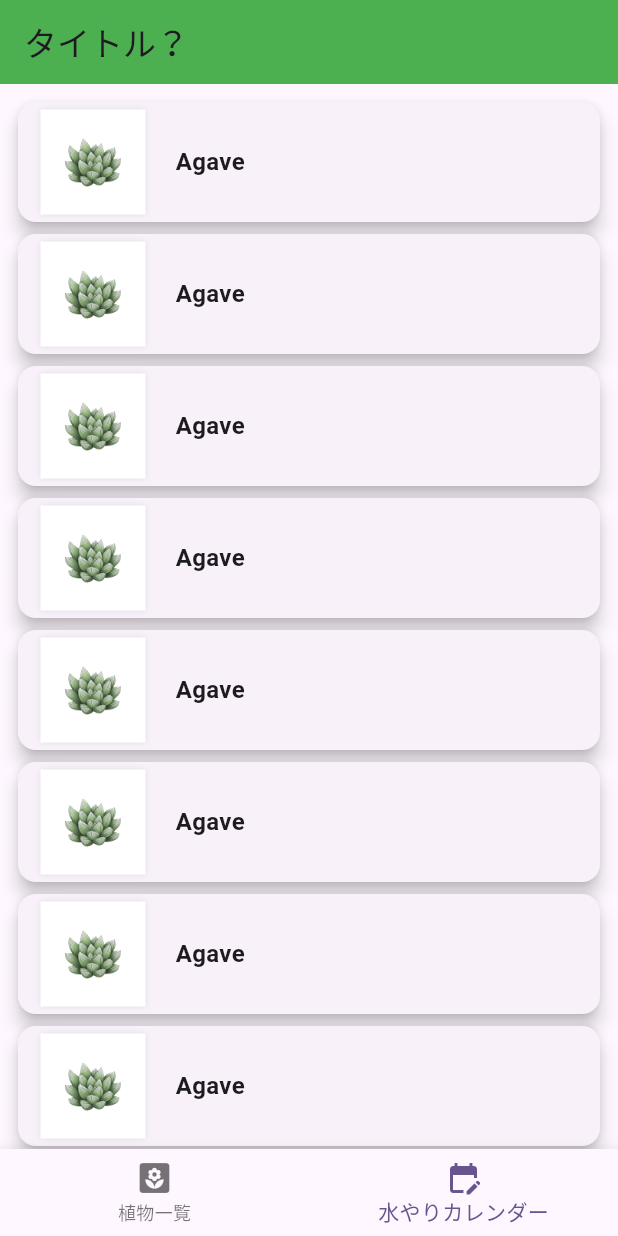
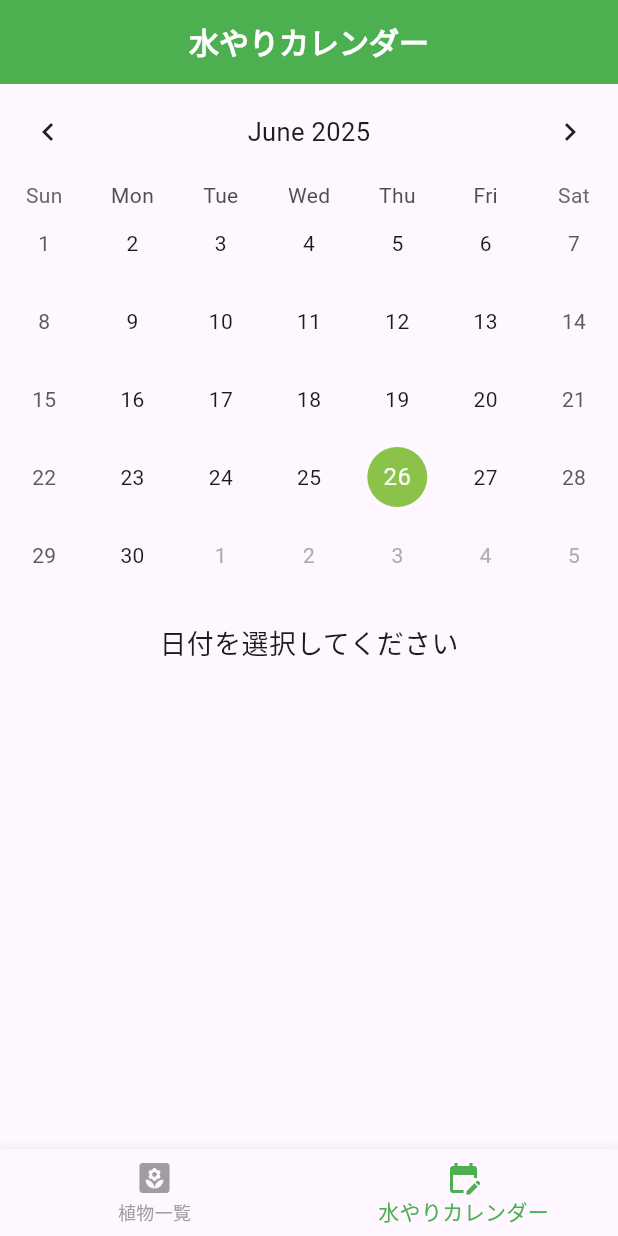
Before and after one commit to SHOGO0413/plants_app, a Flutter app: the screen it shows after launch, item 2 of the bottom bar chosen, on a phone screen of 412 x 824 dp. Run offline on Flutter 3.47's test engine with Material 3 defaults, Android fonts, the phone set to English and light mode, and no system bars; drawn by our look-alikes of table_calendar; our stand-ins replace flutter_riverpod, go_router, hooks_riverpod; missing offline and left inert: analyzer, custom_lint_builder.

Commit message:
カレンダー画面の追加

```diff
--- /dev/null
+++ b/lib/presentation/calendar/calendar_screen.dart
@@ -0,0 +1,96 @@
+import 'package:flutter/cupertino.dart';
+import 'package:flutter/material.dart';
+import 'package:go_router/go_router.dart';
+import 'package:hooks_riverpod/hooks_riverpod.dart';
+import 'package:plants_app/presentation/utils/calender_provider.dart';
+import 'package:plants_app/presentation/utils/navigation_providers.dart';
+import 'package:table_calendar/table_calendar.dart';
+
+class CalendarScreen extends ConsumerWidget {
+  const CalendarScreen({super.key});
+
+  @override
+  Widget build(BuildContext context, WidgetRef ref) {
+    // プロバイダーからカレンダーの状態とNotifierを取得
+    final calendarState = ref.watch(calendarProvider);
+    final calendarNotifier = ref.read(calendarProvider.notifier);
+
+    final bottomNavIndex = ref.watch(bottomNavIndexProvider);
+
+    return Scaffold(
+      appBar: AppBar(
+        backgroundColor: Colors.green,
+        title: const Text('水やりカレンダー'),
+        centerTitle: true,
+        titleTextStyle: const TextStyle(
+          color: Colors.white,
+          fontSize: 20,
+          fontWeight: FontWeight.bold,
+        ),
+      ),
+      body: Center(
+        child: Column(
+          children: [
+            TableCalendar(
+              firstDay: DateTime.utc(2020, 1, 1),
+              lastDay: DateTime.utc(2030, 12, 31),
+              focusedDay: calendarState.focusedDay, // プロバイダーから取得
+              calendarFormat: calendarState.calendarFormat, // プロバイダーから取得
+              selectedDayPredicate: (day) {
+                return isSameDay(calendarState.selectedDay, day); // プロバイダーから取得
+              },
+              onDaySelected: (selectedDay, focusedDay) {
+                calendarNotifier.setSelectedDay(selectedDay, focusedDay); // Notifierを使って状態を更新
+              },
+              onFormatChanged: (format) {
+                calendarNotifier.setCalendarFormat(format); // Notifierを使って状態を更新
+              },
+              onPageChanged: (focusedDay) {
+                calendarNotifier.setFocusedDay(focusedDay); // Notifierを使って状態を更新
+              },
+              calendarStyle: const CalendarStyle(
+                todayDecoration: BoxDecoration(
+                  color: Colors.lightGreen,
+                  shape: BoxShape.circle,
+                ),
+                selectedDecoration: BoxDecoration(
+                  color: Colors.green,
+                  shape: BoxShape.circle,
+                ),
+              ),
+              headerStyle: const HeaderStyle(
+                formatButtonVisible: false,
+                titleCentered: true,
+              ),
+            ),
+            const SizedBox(height: 20),
+            calendarState.selectedDay != null // プロバイダーから取得
+                ? Text(
+              '選択された日: ${calendarState.selectedDay!.year}/${calendarState.selectedDay!.month}/${calendarState.selectedDay!.day}',
+              style: const TextStyle(fontSize: 18),
+            )
+                : const Text('日付を選択してください', style: TextStyle(fontSize: 18)),
+          ],
+        ),
+      ),
+      bottomNavigationBar: BottomNavigationBar(
+        currentIndex: bottomNavIndex,
+        onTap: (index) {
+          ref.read(bottomNavIndexProvider.notifier).state = index;
+
+          if (index == 0) {
+            context.go('/');
+          } else if (index == 1) {
+            context.go('/calendar');
+          }
+        },
+        selectedItemColor: Colors.green,
+        unselectedItemColor: Colors.grey,
+        items: const <BottomNavigationBarItem>[
+          BottomNavigationBarItem(icon: Icon(Icons.yard), label: '植物一覧'),
+          BottomNavigationBarItem(icon: Icon(Icons.edit_calendar), label: '水やりカレンダー'),
+        ],
+      ),
+    );
+  }
+}
--- a/lib/presentation/navigation/navigation.dart
+++ b/lib/presentation/navigation/navigation.dart
@@ -1,6 +1,7 @@
 import 'package:flutter/material.dart';
 import 'package:go_router/go_router.dart';
 import 'package:plants_app/main.dart';
+import 'package:plants_app/presentation/calendar/calendar_screen.dart';
 import 'package:plants_app/presentation/plants_list_screen/plants_list_screen.dart';
 import 'package:plants_app/presentation/test_screen/test_screen.dart';
 import 'package:plants_app/presentation/title_screen/title_screen.dart';
@@ -13,14 +14,14 @@ final goRouter = GoRouter(
       path: '/',
       name: 'initial',
       pageBuilder: (context, state) {
-        return MaterialPage(key: state.pageKey, child: const TitleScreen());
+        return MaterialPage(key: state.pageKey, child: const PlantsListScreen(title: "タイトル"));
       },
     ),
     GoRoute(
-      path: '/test',
-      name: 'test',
+      path: '/calendar',
+      name: 'calendar',
       pageBuilder: (context, state) {
-        return MaterialPage(key: state.pageKey, child: const PlantsListScreen(title: "タイトル？"));
+        return MaterialPage(key: state.pageKey, child: const CalendarScreen());
       },
     ),
   ],
--- a/lib/presentation/plants_list_screen/plants_list_screen.dart
+++ b/lib/presentation/plants_list_screen/plants_list_screen.dart
@@ -43,7 +43,7 @@ class PlantsListScreen extends ConsumerWidget {
           if (index == 0) {
             context.go('/');
           } else if (index == 1) {
-            context.go('/test');
+            context.go('/calendar');
           }
         },
         items: const <BottomNavigationBarItem>[
--- a/lib/presentation/title_screen/title_screen.dart
+++ b/lib/presentation/title_screen/title_screen.dart
@@ -47,7 +47,7 @@ class TitleScreen extends ConsumerWidget {
             const SizedBox(height: 24),
             ElevatedButton(
               onPressed: () {
-                context.push('/test');
+                context.push('/calendar');
               },
               child: Text("画面遷移サンプル"),
             ),
@@ -69,7 +69,7 @@ class TitleScreen extends ConsumerWidget {
           if (index == 0){
             context.go('/');
           } else if (index == 1){
-            context.go('/test');
+            context.go('/calendar');
           }
         },
         items: const <BottomNavigationBarItem>[
--- a/pubspec.yaml
+++ b/pubspec.yaml
@@ -34,6 +34,7 @@ dependencies:
   hooks_riverpod: ^3.0.0-dev.16
   flutter_hooks:
   riverpod_annotation: ^3.0.0-dev.16
+  table_calendar: ^3.2.0
 
   # The following adds the Cupertino Icons font to your application.
   # Use with the CupertinoIcons class for iOS style icons.
```
Also changed, not shown: lib/presentation/utils/calender_provider.dart (added, +63 -0 lines), pubspec.lock.
